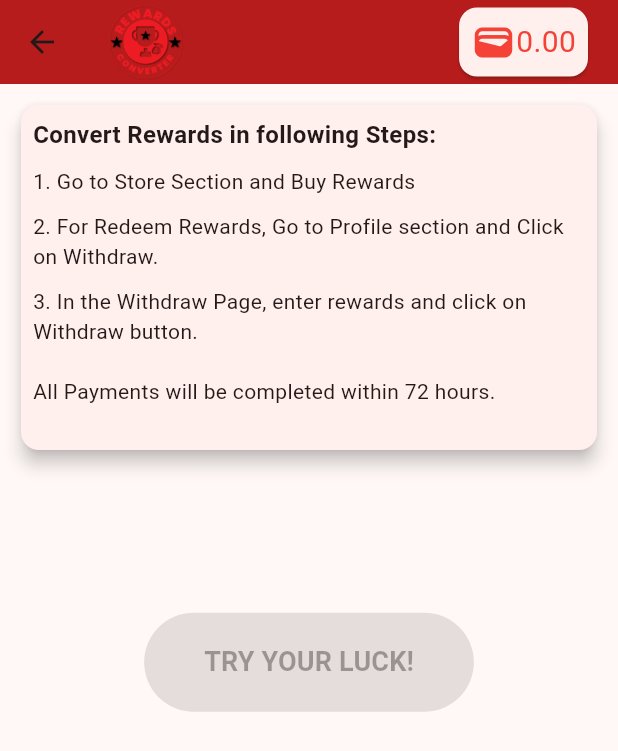
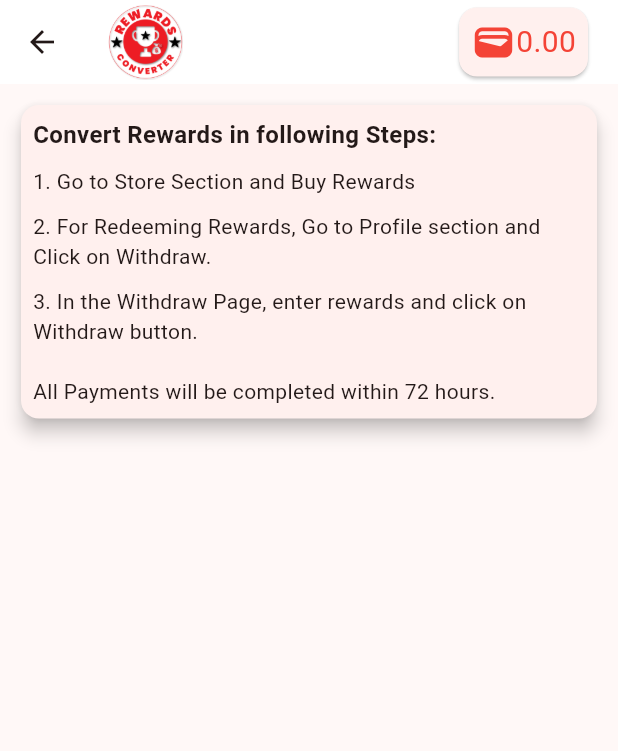
Before and after one commit to jobayedsumon/RewardsConverter, a Flutter app: the HomeScreen screen opened directly, on a phone screen of 412 x 824 dp. Shown: the top 751 px of the screen. Run offline on Flutter 3.47's test engine with Material 3 defaults, Android fonts, the phone set to English and light mode, and no system bars; our stand-ins replace dio, google_sign_in, in_app_purchase, shared_preferences, timeline_tile, webview_flutter; missing offline and left inert: in_app_purchase_android, sign_button, unity_ads_plugin; accounts and stored records are empty.

Commit message:
up and running

```diff
--- a/lib/includes/CustomAppBar.dart
+++ b/lib/includes/CustomAppBar.dart
@@ -42,7 +42,7 @@ class _CustomAppBarState extends State<CustomAppBar> {
                 )
               ],
             ),
-            backgroundColor: Colors.red[900],
+            backgroundColor: Colors.white,
             actions: [],
           )
         : AppBar(
--- a/lib/screens/home_screen.dart
+++ b/lib/screens/home_screen.dart
@@ -169,61 +169,59 @@ class _HomeScreenState extends State<HomeScreen> {
                         child: Text('1. Go to Store Section and Buy Rewards')),
                     _colDivider,
                     Text(
-                        '2. For Redeem Rewards, Go to Profile section and Click on Withdraw.'),
+                        '2. For Redeeming Rewards, Go to Profile section and Click on Withdraw.'),
                     _colDivider,
                     Text(
                         '3. In the Withdraw Page, enter rewards and click on Withdraw button.'),
                     _colDivider,
                     _colDivider,
                     Text('All Payments will be completed within 72 hours.'),
-                    Text(
-                      bonus != '0'
-                          ? 'Enjoy $bonus% extra bonus on your purchase.'
-                          : '',
+                    bonus != '0' ?
+                    Text('\nEnjoy $bonus% extra bonus on your purchase.',
                       style: TextStyle(
                         fontWeight: FontWeight.bold,
                         color: Colors.red[900],
                       ),
-                    ),
+                    ) : SizedBox(),
                   ],
                 ),
               ),
             ),
           ),
         ),
-        Expanded(
-          child: Row(
-            mainAxisAlignment: MainAxisAlignment.center,
-            children: [
-              ElevatedButton(
-                  onPressed: _isRewardedAdLoaded ? _showRewardedAd : null,
-                  style: ElevatedButton.styleFrom(
-                    backgroundColor: Colors.red[900],
-                    foregroundColor: Colors.white,
-                    padding: EdgeInsets.symmetric(horizontal: 40, vertical: 20),
-                  ),
-                  child:
-                      // _isRewardedAdLoaded
-                      //     ?
-                      Text(
-                    "TRY YOUR LUCK!",
-                    style: TextStyle(
-                      fontSize: 18.0,
-                      fontWeight: FontWeight.bold,
-                    ),
-                  )
-                  //   : Text(
-                  // (_remainingTime.inSeconds > 0
-                  //     ? 'Please wait ${_remainingTime
-                  //     .inMinutes}:${_remainingTime.inSeconds.remainder(
-                  //     60)} minutes to try again!'
-                  //     :
-                  // 'Loading...'),
-                  ),
-            ],
-          ),
-        ),
-        BannerAd()
+        // Expanded(
+        //   child: Row(
+        //     mainAxisAlignment: MainAxisAlignment.center,
+        //     children: [
+        //       ElevatedButton(
+        //           onPressed: _isRewardedAdLoaded ? _showRewardedAd : null,
+        //           style: ElevatedButton.styleFrom(
+        //             backgroundColor: Colors.red[900],
+        //             foregroundColor: Colors.white,
+        //             padding: EdgeInsets.symmetric(horizontal: 40, vertical: 20),
+        //           ),
+        //           child:
+        //               // _isRewardedAdLoaded
+        //               //     ?
+        //               Text(
+        //             "TRY YOUR LUCK!",
+        //             style: TextStyle(
+        //               fontSize: 18.0,
+        //               fontWeight: FontWeight.bold,
+        //             ),
+        //           )
+        //           //   : Text(
+        //           // (_remainingTime.inSeconds > 0
+        //           //     ? 'Please wait ${_remainingTime
+        //           //     .inMinutes}:${_remainingTime.inSeconds.remainder(
+        //           //     60)} minutes to try again!'
+        //           //     :
+        //           // 'Loading...'),
+        //           ),
+        //     ],
+        //   ),
+        // ),
+        // BannerAd()
       ]),
     );
   }
```
Also changed, not shown: lib/screens/store_screen.dart (+9 -9 lines), pubspec.yaml (+4 -4 lines), pubspec.lock, 6 other files.
